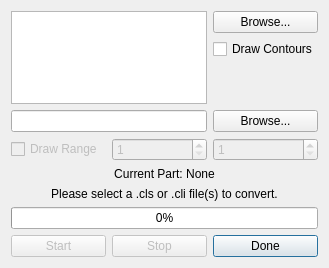
Old version of the form gui/dialogSliceConverter.ui in the repository Spinarakk/defectmonitor.
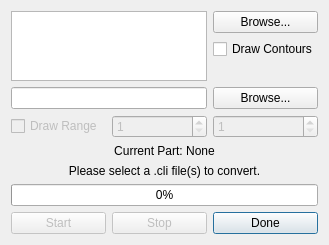
New version of the form. Icons and pictures are not drawn.

What changed in the file:
```diff
--- a/gui/dialogSliceConverter.ui
+++ b/gui/dialogSliceConverter.ui
@@ -7,7 +7,7 @@
     <x>0</x>
     <y>0</y>
     <width>321</width>
-    <height>268</height>
+    <height>240</height>
    </rect>
   </property>
   <property name="windowTitle">
@@ -70,7 +70,7 @@
    <item row="9" column="0" colspan="4">
     <widget class="QLabel" name="labelStatus">
      <property name="text">
-      <string>Please select a .cls or .cli file(s) to convert.</string>
+      <string>Please select a .cli file(s) to convert.</string>
      </property>
      <property name="alignment">
       <set>Qt::AlignCenter</set>
```
Left out of the diff: 8 changed lines with no effect on the pictures.
